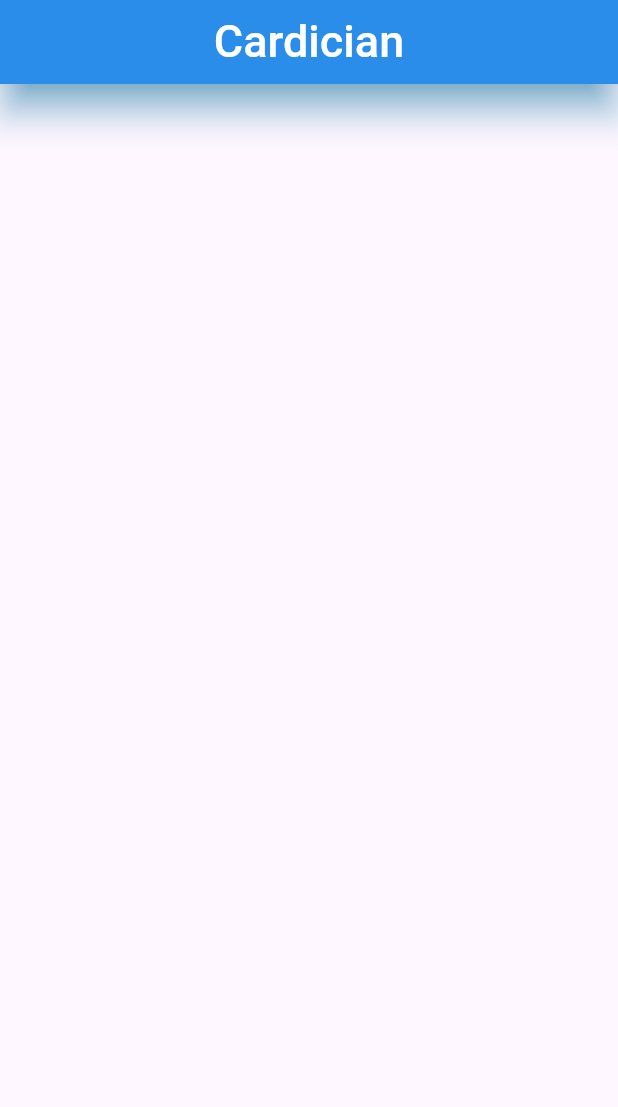
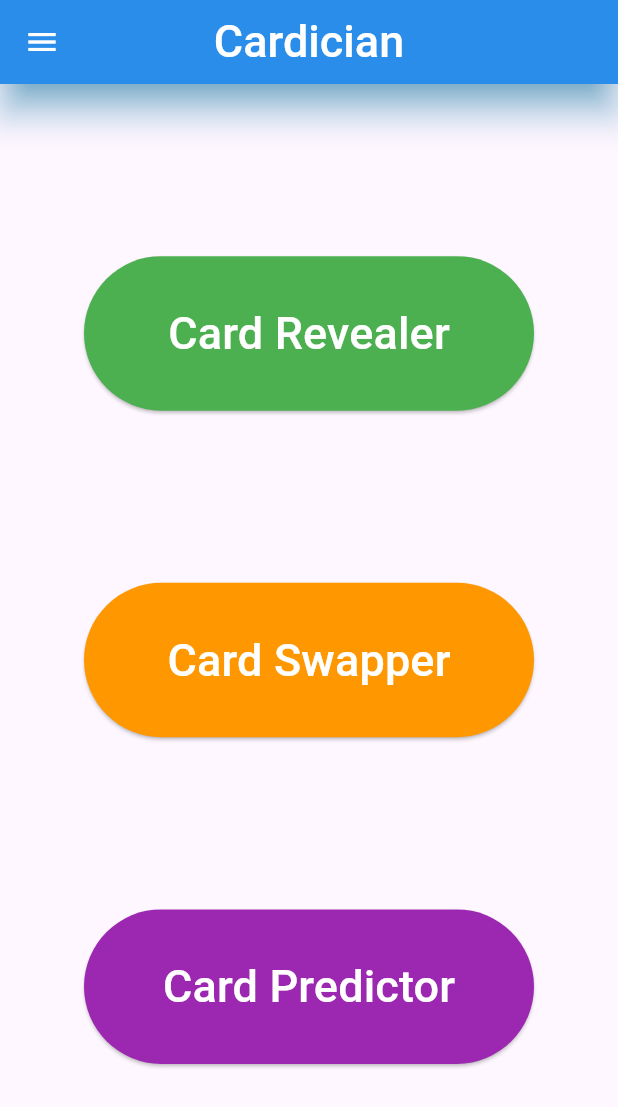
Before and after one commit to santosh50/CardicianApp-v2.0, a Flutter app: the screen it shows after launch, on a phone screen of 412 x 824 dp. Shown: the top 1107 px of the screen. Run offline on Flutter 3.47's test engine with Material 3 defaults, Android fonts, the light colour scheme and no system bars; our stand-ins replace animated_text_kit; missing offline and left inert: playing_cards.

Commit message:
Add Nav buttons

```diff
--- a/lib/pages/homepage.dart
+++ b/lib/pages/homepage.dart
@@ -1,3 +1,4 @@
+import 'package:animated_text_kit/animated_text_kit.dart';
 import 'package:flutter/material.dart';
 
 class HomePage extends StatelessWidget {
@@ -19,6 +20,73 @@
         backgroundColor: Colors.blue,
         shadowColor: Colors.lightBlue,
         elevation: 10,
+        iconTheme: const IconThemeData(color: Colors.white),
+      ),
+      drawer: Drawer(
+        child: Center(
+          child: AnimatedTextKit(
+            animatedTexts: [
+              WavyAnimatedText(
+                'Made by Santosh',
+                textStyle: const TextStyle(fontSize: 25),
+              ),
+            ],
+            isRepeatingAnimation: true,
+          ),
+        ),
+      ),
+      body: Center(
+        child: SizedBox(
+          width: 300,
+          child: Column(
+            mainAxisAlignment: MainAxisAlignment.spaceEvenly,
+            crossAxisAlignment: CrossAxisAlignment.stretch,
+            children: [
+              ElevatedButton(
+                onPressed: () {},
+                style: const ButtonStyle(
+                    backgroundColor: WidgetStatePropertyAll(Colors.green),
+                    padding: WidgetStatePropertyAll(
+                        EdgeInsets.symmetric(vertical: 30))),
+                child: const Text(
+                  'Card Revealer',
+                  style: TextStyle(
+                    fontSize: 30,
+                    color: Colors.white,
+                  ),
+                ),
+              ),
+              ElevatedButton(
+                onPressed: () {},
+                style: const ButtonStyle(
+                    backgroundColor: WidgetStatePropertyAll(Colors.orange),
+                    padding: WidgetStatePropertyAll(
+                        EdgeInsets.symmetric(vertical: 30))),
+                child: const Text(
+                  'Card Swapper',
+                  style: TextStyle(
+                    fontSize: 30,
+                    color: Colors.white,
+                  ),
+                ),
+              ),
+              ElevatedButton(
+                onPressed: () {},
+                style: const ButtonStyle(
+                    backgroundColor: WidgetStatePropertyAll(Colors.purple),
+                    padding: WidgetStatePropertyAll(
+                        EdgeInsets.symmetric(vertical: 30))),
+                child: const Text(
+                  'Card Predictor',
+                  style: TextStyle(
+                    fontSize: 30,
+                    color: Colors.white,
+                  ),
+                ),
+              )
+            ],
+          ),
+        ),
       ),
     );
   }
```
